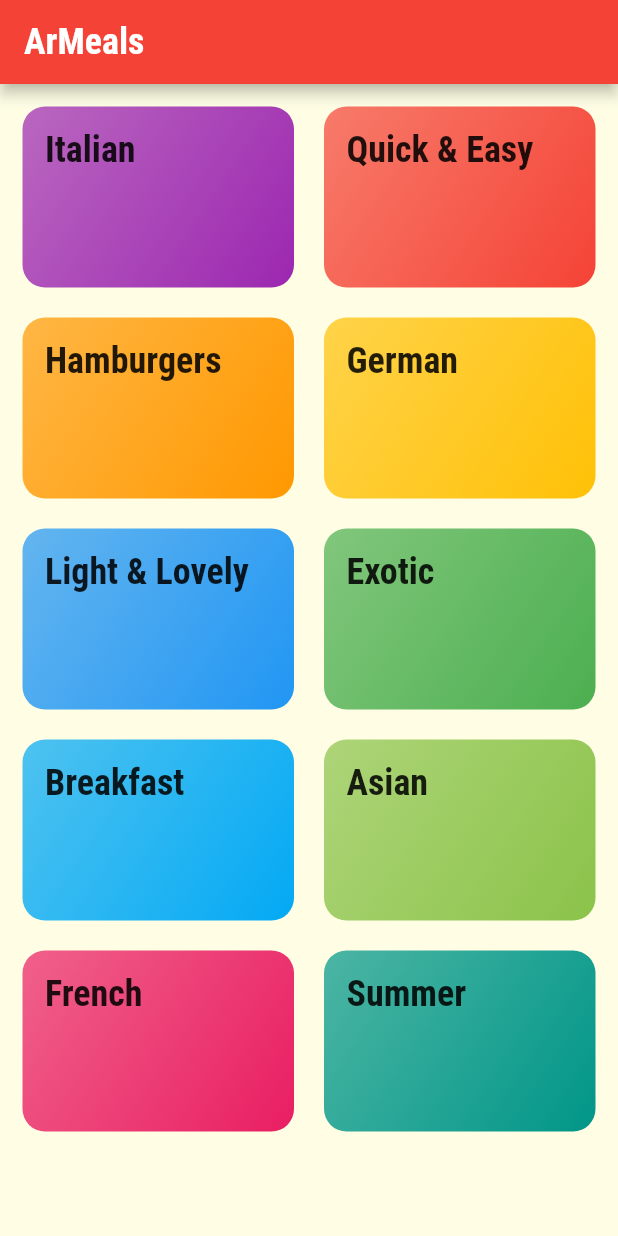
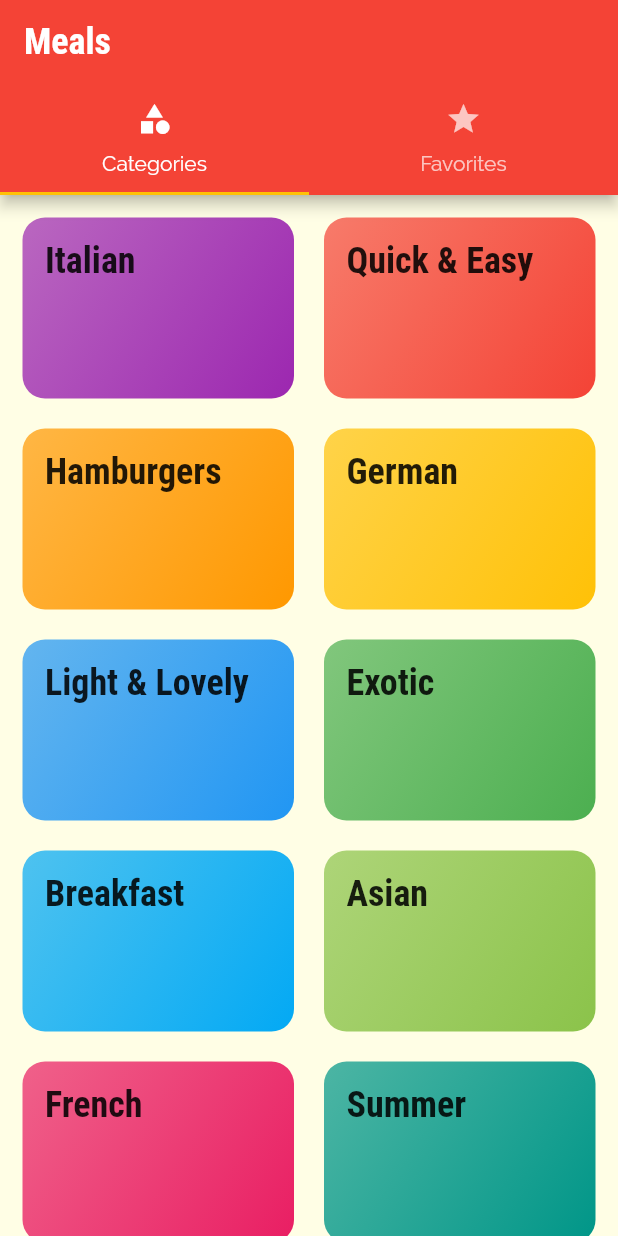
Before and after one commit to Alastier07/flutter-course-projects, a Flutter app: the screen it shows after launch, on a phone screen of 412 x 824 dp. Run offline on Flutter 3.47's test engine with Material 2 defaults, Android fonts, the phone set to English and light mode, and no system bars.

```diff
--- a/projects/meals_app/lib/main.dart
+++ b/projects/meals_app/lib/main.dart
@@ -1,4 +1,5 @@
 import 'package:flutter/material.dart';
+import './screens/tabs_screen.dart';
 import './screens/meal_detail_screen.dart';
 import './screens/category_meals_screen.dart';
 import './screens/categories_screen.dart';
@@ -39,7 +40,7 @@ class _MyAppState extends State<MyApp> {
       //home: CategoriesScreen(),
       initialRoute: '/',
       routes: {
-        '/': (ctx) => CategoriesScreen(),
+        '/': (ctx) => TabsScreen(),
         CategoryMealsScreen.routeName: (ctx) => CategoryMealsScreen(),
         MeaLDetailScreen.routeName: (ctx) => MeaLDetailScreen(),
       },
--- a/projects/meals_app/lib/screens/categories_screen.dart
+++ b/projects/meals_app/lib/screens/categories_screen.dart
@@ -5,11 +5,7 @@ import '../widgets/category_item.dart';
 class CategoriesScreen extends StatelessWidget {
   @override
   Widget build(BuildContext context) {
-    return Scaffold(
-      appBar: AppBar(
-        title: const Text('ArMeals'),
-      ),
-      body: GridView(
+    return GridView(
       padding: const EdgeInsets.all(15),
       children: DUMMY_CATEGORIES
           .map((catData) => CategoryItem(
@@ -24,7 +20,6 @@ class CategoriesScreen extends StatelessWidget {
         crossAxisSpacing: 20,
         mainAxisSpacing: 20,
       ),
-      ),
     );
   }
 }
--- /dev/null
+++ b/projects/meals_app/lib/screens/favorites_screen.dart
@@ -0,0 +1,12 @@
+import 'package:flutter/material.dart';
+
+class FavoritesScreen extends StatelessWidget {
+  @override
+  Widget build(BuildContext context) {
+    return Center(
+      child: Text(
+        'The favorites',
+      ),
+    );
+  }
+}
--- /dev/null
+++ b/projects/meals_app/lib/screens/tabs_screen.dart
@@ -0,0 +1,45 @@
+import 'package:flutter/material.dart';
+import '../screens/favorites_screen.dart';
+import '../screens/categories_screen.dart';
+
+class TabsScreen extends StatefulWidget {
+  @override
+  _TabsScreenState createState() => _TabsScreenState();
+}
+
+class _TabsScreenState extends State<TabsScreen> {
+  @override
+  Widget build(BuildContext context) {
+    return DefaultTabController(
+      length: 2,
+      //initialIndex: 1, //Set which default tab bar to be shown
+      child: Scaffold(
+        appBar: AppBar(
+          title: Text('Meals'),
+          bottom: TabBar(
+            tabs: <Widget>[
+              Tab(
+                icon: Icon(
+                  Icons.category,
+                ),
+                text: 'Categories',
+              ),
+              Tab(
+                icon: Icon(
+                  Icons.star,
+                ),
+                text: 'Favorites',
+              ),
+            ],
+          ),
+        ),
+        body: TabBarView(
+          children: <Widget>[
+            CategoriesScreen(),
+            FavoritesScreen(),
+          ],
+        ),
+      ),
+    );
+  }
+}
```
Lines whose indentation alone changed are shown as unchanged.
